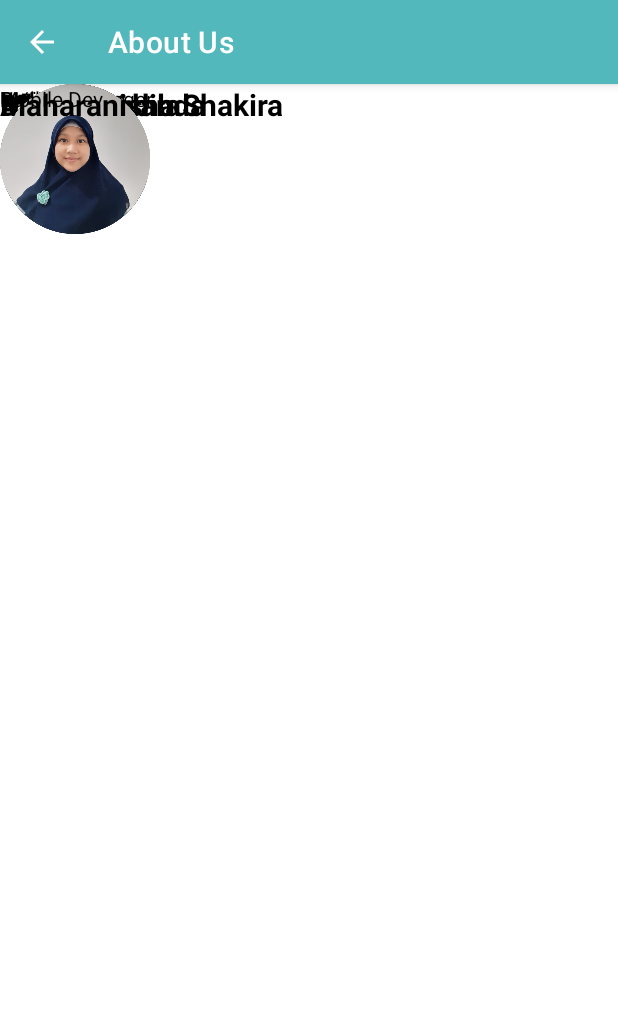
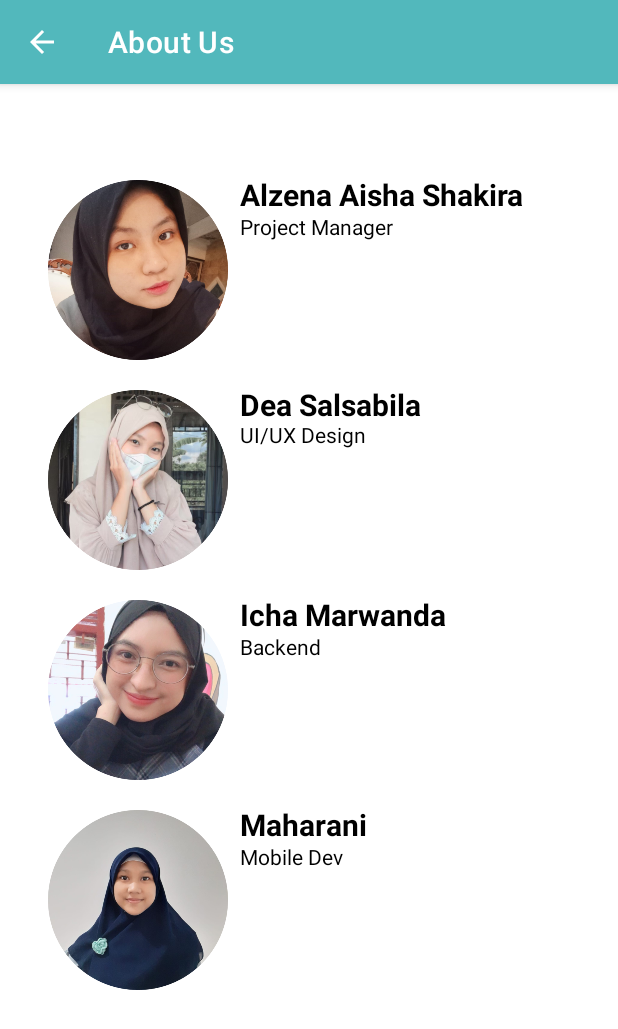
Before and after one commit to alzenaaisha/TravelerApp, an Android app: the AboutUs screen opened directly, with no data from a screen before it, on a phone screen of 412 x 824 dp. Shown: the top 1029 px of the screen. Run offline under Robolectric (Android 15) with nearby library versions, the phone set to English and light mode, and no system bars.

Commit message:
About Us

```diff
--- a/app/src/main/res/layout/activity_about_us.xml
+++ b/app/src/main/res/layout/activity_about_us.xml
@@ -9,6 +9,14 @@
         android:id="@+id/imageView"
         android:layout_width="100dp"
         android:layout_height="100dp"
+        android:layout_alignParentStart="true"
+        android:layout_alignParentTop="true"
+        android:layout_alignParentEnd="true"
+        android:layout_alignParentBottom="true"
+        android:layout_marginStart="32dp"
+        android:layout_marginTop="40dp"
+        android:layout_marginEnd="260dp"
+        android:layout_marginBottom="560dp"
         app:srcCompat="@drawable/alzena"
         tools:layout_editor_absoluteX="37dp"
         tools:layout_editor_absoluteY="39dp" />
@@ -17,16 +25,30 @@
         android:id="@+id/textView"
         android:layout_width="match_parent"
         android:layout_height="match_parent"
+        android:layout_alignParentStart="true"
+        android:layout_alignParentTop="true"
+        android:layout_alignParentEnd="true"
+        android:layout_alignParentBottom="true"
+        android:layout_marginStart="160dp"
+        android:layout_marginTop="60dp"
+        android:layout_marginEnd="40dp"
+        android:layout_marginBottom="610dp"
         android:text="@string/Nama1"
         android:textSize="20sp"
-        android:textStyle="bold"
-        tools:layout_editor_absoluteX="158dp"
-        tools:layout_editor_absoluteY="60dp" />
+        android:textStyle="bold" />
 
     <TextView
         android:id="@+id/textView2"
         android:layout_width="match_parent"
         android:layout_height="match_parent"
+        android:layout_alignParentStart="true"
+        android:layout_alignParentTop="true"
+        android:layout_alignParentEnd="true"
+        android:layout_alignParentBottom="true"
+        android:layout_marginStart="160dp"
+        android:layout_marginTop="85dp"
+        android:layout_marginEnd="40dp"
+        android:layout_marginBottom="600dp"
         android:text="@string/project_manager"
         tools:layout_editor_absoluteX="158dp"
         tools:layout_editor_absoluteY="87dp" />
@@ -35,32 +57,58 @@
         android:id="@+id/imageView2"
         android:layout_width="100dp"
         android:layout_height="100dp"
-        app:srcCompat="@drawable/dea"
-        tools:layout_editor_absoluteX="37dp"
-        tools:layout_editor_absoluteY="170dp" />
+        android:layout_alignParentStart="true"
+        android:layout_alignParentTop="true"
+        android:layout_alignParentEnd="true"
+        android:layout_alignParentBottom="true"
+        android:layout_marginStart="32dp"
+        android:layout_marginTop="180dp"
+        android:layout_marginEnd="260dp"
+        android:layout_marginBottom="420dp"
+        app:srcCompat="@drawable/dea" />
 
     <TextView
         android:id="@+id/textView3"
         android:layout_width="match_parent"
         android:layout_height="match_parent"
+        android:layout_alignParentStart="true"
+        android:layout_alignParentTop="true"
+        android:layout_alignParentEnd="true"
+        android:layout_alignParentBottom="true"
+        android:layout_marginStart="160dp"
+        android:layout_marginTop="200dp"
+        android:layout_marginEnd="100dp"
+        android:layout_marginBottom="470dp"
         android:text="@string/Nama2"
         android:textSize="20sp"
-        android:textStyle="bold"
-        tools:layout_editor_absoluteX="158dp"
-        tools:layout_editor_absoluteY="188dp" />
+        android:textStyle="bold" />
 
     <TextView
         android:id="@+id/textView4"
         android:layout_width="match_parent"
         android:layout_height="match_parent"
-        android:text="@string/ui_ux_design"
-        tools:layout_editor_absoluteX="158dp"
-        tools:layout_editor_absoluteY="215dp" />
+        android:layout_alignParentStart="true"
+        android:layout_alignParentTop="true"
+        android:layout_alignParentEnd="true"
+        android:layout_alignParentBottom="true"
+        android:layout_marginStart="160dp"
+        android:layout_marginTop="224dp"
+        android:layout_marginEnd="100dp"
+        android:layout_marginBottom="460dp"
+        android:text="@string/ui_ux_design" />
 
     <ImageView
         android:id="@+id/imageView3"
         android:layout_width="100dp"
         android:layout_height="100dp"
+        android:layout_alignParentStart="true"
+        android:layout_alignParentTop="true"
+        android:layout_alignParentEnd="true"
+        android:layout_alignParentBottom="true"
+        android:layout_marginStart="32dp"
+        android:layout_marginTop="320dp"
+        android:layout_marginEnd="260dp"
+        android:layout_marginBottom="280dp"
         app:srcCompat="@drawable/icha"
         tools:layout_editor_absoluteX="37dp"
         tools:layout_editor_absoluteY="300dp" />
@@ -69,24 +117,44 @@
         android:id="@+id/textView5"
         android:layout_width="match_parent"
         android:layout_height="match_parent"
+        android:layout_alignParentStart="true"
+        android:layout_alignParentTop="true"
+        android:layout_alignParentEnd="true"
+        android:layout_alignParentBottom="true"
+        android:layout_marginStart="160dp"
+        android:layout_marginTop="340dp"
+        android:layout_marginEnd="80dp"
+        android:layout_marginBottom="330dp"
         android:text="@string/Nama3"
         android:textSize="20sp"
-        android:textStyle="bold"
-        tools:layout_editor_absoluteX="164dp"
-        tools:layout_editor_absoluteY="311dp" />
+        android:textStyle="bold" />
 
     <TextView
         android:id="@+id/textView6"
         android:layout_width="55dp"
         android:layout_height="18dp"
-        android:text="@string/backend"
-        tools:layout_editor_absoluteX="164dp"
-        tools:layout_editor_absoluteY="338dp" />
+        android:layout_alignParentStart="true"
+        android:layout_alignParentTop="true"
+        android:layout_alignParentEnd="true"
+        android:layout_alignParentBottom="true"
+        android:layout_marginStart="160dp"
+        android:layout_marginTop="365dp"
+        android:layout_marginEnd="80dp"
+        android:layout_marginBottom="310dp"
+        android:text="@string/backend" />
 
     <ImageView
         android:id="@+id/imageView4"
         android:layout_width="100dp"
         android:layout_height="100dp"
+        android:layout_alignParentStart="true"
+        android:layout_alignParentTop="true"
+        android:layout_alignParentEnd="true"
+        android:layout_alignParentBottom="true"
+        android:layout_marginStart="32dp"
+        android:layout_marginTop="460dp"
+        android:layout_marginEnd="260dp"
+        android:layout_marginBottom="140dp"
         app:srcCompat="@drawable/maharani"
         tools:layout_editor_absoluteX="37dp"
         tools:layout_editor_absoluteY="437dp" />
@@ -95,17 +163,29 @@
         android:id="@+id/textView7"
         android:layout_width="match_parent"
         android:layout_height="match_parent"
+        android:layout_alignParentStart="true"
+        android:layout_alignParentTop="true"
+        android:layout_alignParentEnd="true"
+        android:layout_alignParentBottom="true"
+        android:layout_marginStart="160dp"
+        android:layout_marginTop="480dp"
+        android:layout_marginEnd="120dp"
+        android:layout_marginBottom="200dp"
         android:text="@string/Nama4"
         android:textSize="20sp"
-        android:textStyle="bold"
-        tools:layout_editor_absoluteX="159dp"
-        tools:layout_editor_absoluteY="458dp" />
+        android:textStyle="bold" />
 
     <TextView
         android:id="@+id/textView8"
         android:layout_width="match_parent"
         android:layout_height="match_parent"
-        android:text="@string/mobile_dev"
-        tools:layout_editor_absoluteX="164dp"
-        tools:layout_editor_absoluteY="484dp" />
+        android:layout_alignParentStart="true"
+        android:layout_alignParentTop="true"
+        android:layout_alignParentEnd="true"
+        android:layout_alignParentBottom="true"
+        android:layout_marginStart="160dp"
+        android:layout_marginTop="505dp"
+        android:layout_marginEnd="120dp"
+        android:layout_marginBottom="180dp"
+        android:text="@string/mobile_dev" />
 </RelativeLayout>
```
